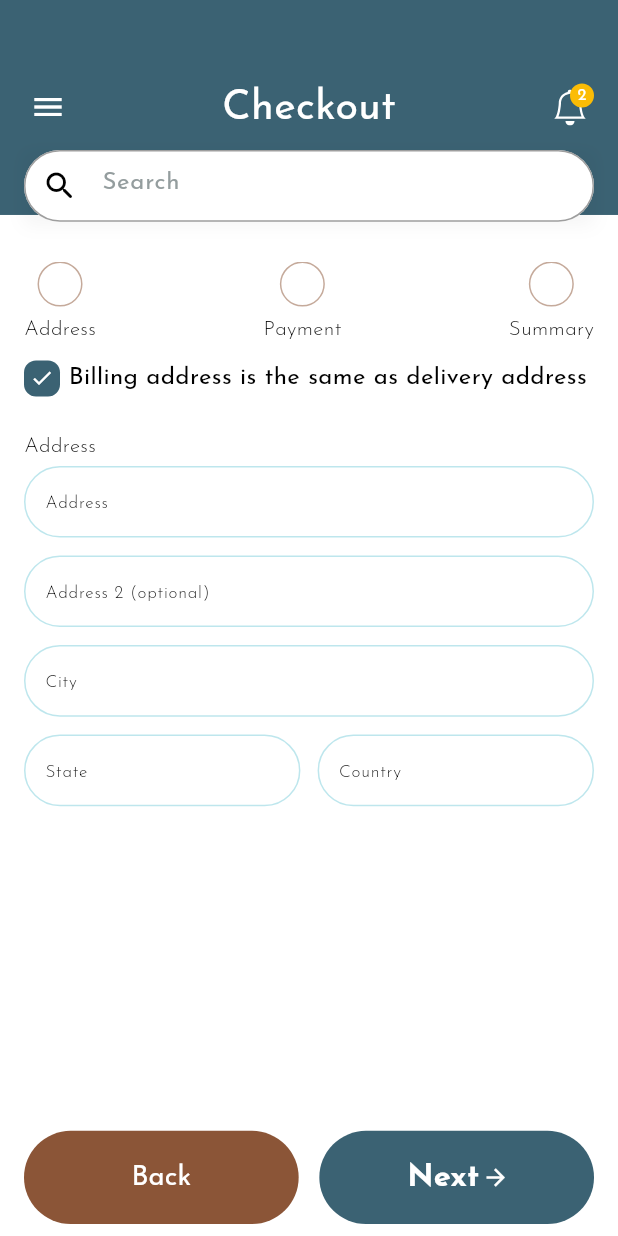
After one commit to ahmed3777/Costly, a Flutter app: the CheckoutView screen opened by its route, after a tap on "Back", on a phone screen of 412 x 824 dp. The commit adds this screen. Run offline on Flutter 3.47's test engine with Material 3 defaults, Android fonts, the phone set to English and light mode, and no system bars; our stand-ins replace bloc, carousel_slider, dartz, dio, dots_indicator, firebase_auth and 13 more; missing offline and left inert: flutter_facebook_auth; accounts and stored records are empty; project files that could hold a hidden picture were left out.

Commit message:
create checkout views

```diff
--- a/lib/core/helper_functions/on_generate_route.dart
+++ b/lib/core/helper_functions/on_generate_route.dart
@@ -4,6 +4,7 @@ import 'package:costly/features/auth/presentation/views/signup_view.dart';
 import 'package:costly/features/auth/presentation/views/widgets/sign_up_form_feild.dart';
 import 'package:costly/features/cart/presentation/views/cart_view.dart';
 import 'package:costly/features/category/presentation/views/category_view.dart';
+import 'package:costly/features/checkout/presentation/views/checkout_view.dart';
 import 'package:costly/features/services/presentation/views/services_view.dart';
 import 'package:costly/features/onboarding/presentation/views/onboarding_view.dart';
 import 'package:costly/features/services/presentation/views/single_service_view.dart';
@@ -88,6 +89,10 @@ Route<dynamic> onGenerateRoute(RouteSettings settings) {
                 userType: userType,
               ));
 
+    case CheckoutView.routeName:
+      return MaterialPageRoute(builder: (context) => const CheckoutView());
+
+
     default:
       return MaterialPageRoute(builder: (context) => const Scaffold());
   }
--- a/lib/core/utils/app_colors.dart
+++ b/lib/core/utils/app_colors.dart
@@ -9,4 +9,5 @@ abstract class AppColors {
   static const Color lightgrey = Color(0xffCFCFCF);
   static const Color white = Color(0xFFFFFFFF);
   static const Color goald = Color(0xFFFBBC05);
+
 }
--- a/lib/core/utils/app_text_styles.dart
+++ b/lib/core/utils/app_text_styles.dart
@@ -87,7 +87,10 @@ abstract class TextStyles {
     fontWeight: FontWeight.w300,
     fontSize: 12.sp,
   );
-
+static TextStyle light10 = TextStyle(
+    fontWeight: FontWeight.w300,
+    fontSize: 10.sp,
+  );
   static TextStyle light14 = TextStyle(
     fontWeight: FontWeight.w300,
     fontSize: 14.sp,
--- a/lib/core/widgets/custom_button_brown.dart
+++ b/lib/core/widgets/custom_button_brown.dart
@@ -7,11 +7,13 @@ class CustomButtonBrown extends StatelessWidget {
     super.key,
     required this.onPressed,
     required this.text,
-    this.color,
+    this.color, this.borderRadius, this.mainAxisAlignment,
   });
   final VoidCallback onPressed;
   final String text;
   final Color? color;
+  final double ? borderRadius;
+  final MainAxisAlignment? mainAxisAlignment;
 
   @override
   Widget build(BuildContext context) {
@@ -22,14 +24,14 @@ class CustomButtonBrown extends StatelessWidget {
           style: TextButton.styleFrom(
             shape: RoundedRectangleBorder(
               borderRadius: BorderRadius.circular(
-                10,
+                  borderRadius ?? 10,
               ),
             ),
             backgroundColor: color ?? AppColors.brownColor,
           ),
           onPressed: onPressed,
           child: Row(
-            mainAxisAlignment: MainAxisAlignment.start,
+            mainAxisAlignment: mainAxisAlignment ?? MainAxisAlignment.start,
             crossAxisAlignment: CrossAxisAlignment.center,
             children: [
               Padding(
--- a/lib/features/cart/presentation/views/widgets/cart_view_body.dart
+++ b/lib/features/cart/presentation/views/widgets/cart_view_body.dart
@@ -1,4 +1,5 @@
 import 'package:costly/core/widgets/custom_textfield.dart';
+import 'package:costly/features/checkout/presentation/views/checkout_view.dart';
 import 'package:costly/generated/l10n.dart';
 import 'package:costly/core/utils/app_colors.dart';
 import 'package:costly/core/utils/app_text_styles.dart';
@@ -109,7 +110,9 @@ class _CartViewBodyState extends State<CartViewBody> {
         Visibility(
           visible: isCartNotEmpty,
           child: CustomButton(
-            onPressed: () {},
+            onPressed: () {
+              Navigator.pushNamed(context, CheckoutView.routeName);
+            },
             text: "Checkout",
             color: AppColors.primaryColor,
             bottomLeft: 0,
--- /dev/null
+++ b/lib/features/checkout/presentation/views/checkout_view.dart
@@ -0,0 +1,19 @@
+import 'package:costly/core/widgets/custom_drawer.dart';
+import 'package:costly/features/checkout/presentation/views/widgets/checkout_view_body.dart';
+import 'package:flutter/material.dart';
+
+class CheckoutView extends StatelessWidget {
+  const CheckoutView({super.key});
+  static const routeName = 'checkout';
+  @override
+  Widget build(BuildContext context) {
+  GlobalKey<ScaffoldState> scaffoldKey = GlobalKey<ScaffoldState>();
+
+  return SafeArea(
+        child: Scaffold(
+      key: scaffoldKey,
+      drawer: CustomDrawer(),
+      body: CheckoutViewBody(scaffoldKey: scaffoldKey),
+    ));
+  }
+}
--- /dev/null
+++ b/lib/features/checkout/presentation/views/widgets/active_step_item.dart
@@ -0,0 +1,44 @@
+import 'package:costly/core/utils/app_colors.dart';
+import 'package:costly/core/utils/app_text_styles.dart';
+import 'package:flutter/material.dart';
+import 'package:flutter_screenutil/flutter_screenutil.dart';
+
+class ActiveStepItem extends StatelessWidget {
+  const ActiveStepItem({super.key, required this.title});
+  final String title;
+  @override
+  Widget build(BuildContext context) {
+    return Column(
+      crossAxisAlignment: CrossAxisAlignment.center,
+      children: [
+        Container(
+          height: 30,
+          width: 30,
+          decoration: BoxDecoration(
+            shape: BoxShape.circle,
+            border: Border.all(
+              width: 1,
+              color: AppColors.brownColor.withOpacity(0.5),
+            ),
+            color: Colors.white,
+          ),
+          child: Padding(
+            padding: const EdgeInsets.all(1),
+            child: Container(
+              height: 20,
+              width: 20,
+              decoration: BoxDecoration(
+                shape: BoxShape.circle,
+                color: AppColors.brownColor.withOpacity(0.5),
+              ),
+
+            ),
+          ),
+        ),
+
+         SizedBox(height: 5.h),
+         Text(title,style: TextStyles.regular12,),
+    ]);
+
+  }
+}
--- /dev/null
+++ b/lib/features/checkout/presentation/views/widgets/address_section.dart
@@ -0,0 +1,66 @@
+import 'package:costly/core/utils/app_text_styles.dart';
+import 'package:costly/core/widgets/custom_check_box.dart';
+import 'package:costly/core/widgets/custom_textfield.dart';
+import 'package:costly/generated/l10n.dart';
+import 'package:flutter/material.dart';
+import 'package:flutter_screenutil/flutter_screenutil.dart';
+
+class AddressSection extends StatelessWidget {
+  const AddressSection({super.key});
+
+  @override
+  Widget build(BuildContext context) {
+    return Padding(
+      padding: const EdgeInsets.symmetric(horizontal: (16),vertical: 10),
+      child: Column(
+        crossAxisAlignment: CrossAxisAlignment.start,
+        children:[
+          SizedBox(
+            child: Row(
+              mainAxisAlignment: MainAxisAlignment.start,
+              children: [
+                CustomCheckBox(isChecked: true, onChecked: (value) {}),
+                 SizedBox(width: 5.w,),
+                Expanded(child: Text (S.of(context).BillingAddressIsTheSameAsDeliveryAddress, style:TextStyles.regular14, overflow: TextOverflow.ellipsis, maxLines: 2,)),
+              ],
+            ),
+          ),
+              SizedBox(height: 20.h,),
+              Form (child:
+                Column(
+                  crossAxisAlignment: CrossAxisAlignment.start,
+                  children: [
+                   Text(S.of(context).address, style: TextStyles.light12,),
+                   SizedBox(height: 2.h),
+                   CustomTextFormField(hintText: S.of(context).address,
+                   hintTextStyle: TextStyles.light10.copyWith(color: Colors.black)
+                    ,keyboardType: TextInputType.streetAddress,),
+                   SizedBox(height: 10.h),
+                   CustomTextFormField(hintText: S.of(context).addressLine2,
+                   hintTextStyle: TextStyles.light10.copyWith(color: Colors.black)
+                   , keyboardType: TextInputType.streetAddress,),
+                   SizedBox(height: 10.h),
+                   CustomTextFormField(hintText: S.of(context).city,
+                   hintTextStyle: TextStyles.light10.copyWith(color: Colors.black),
+                   keyboardType: TextInputType.streetAddress,),
+                   SizedBox(height: 10.h),
+                   Row(
+                    children: [
+                      Expanded(child: CustomTextFormField(hintText: S.of(context).state,
+                       hintTextStyle: TextStyles.light10.copyWith(color: Colors.black),
+                       keyboardType: TextInputType.streetAddress,)),
+                      SizedBox(width: 10.w,),
+                      Expanded(child: CustomTextFormField(hintText: S.of(context).country,
+                      hintTextStyle: TextStyles.light10.copyWith(color: Colors.black),
+                      keyboardType: TextInputType.streetAddress,)),
+                    ],
+                   ),
+
+              ]),
+
+              )
+        ],
+      ),
+    );
+  }
+}
--- /dev/null
+++ b/lib/features/checkout/presentation/views/widgets/checkout_steps.dart
@@ -0,0 +1,32 @@
+import 'package:costly/features/checkout/presentation/views/widgets/step_item.dart';
+import 'package:flutter/material.dart';
+
+class CheckoutSteps extends StatelessWidget {
+  const CheckoutSteps({super.key});
+
+  @override
+  Widget build(BuildContext context) {
+    return Padding(
+      padding: const EdgeInsets.symmetric(horizontal: 16),
+      child: Row(
+        mainAxisAlignment: MainAxisAlignment.spaceBetween,
+        children: List.generate(getSteps().length,
+        (index) {
+          return StepItem(
+            text: getSteps()[index],
+            index: index,
+             isActive:false);
+        },
+        ),
+
+      ),
+    );
+  }
+}
+List<String> getSteps() {
+  return [
+  "Address",
+  "Payment",
+  "Summary",
+  ];
+}
--- /dev/null
+++ b/lib/features/checkout/presentation/views/widgets/checkout_steps_pageview.dart
@@ -0,0 +1,30 @@
+import 'package:costly/features/checkout/presentation/views/widgets/address_section.dart';
+import 'package:flutter/material.dart';
+
+class CheckoutStepsPageView extends StatelessWidget {
+  const CheckoutStepsPageView({
+    super.key,
+    required this.pageController,
+  });
+
+  final PageController pageController;
+
+  @override
+  Widget build(BuildContext context) {
+    return PageView.builder(
+     physics: const NeverScrollableScrollPhysics(),
+     controller: pageController,
+     itemBuilder: (context, index) {
+       return getPages()[index];
+     },
+     itemCount: getPages().length,);
+  }
+}
+
+List<Widget> getPages() {
+  return [
+    AddressSection(),
+    const Placeholder(),
+    const Placeholder(),
+  ];
+}
--- /dev/null
+++ b/lib/features/checkout/presentation/views/widgets/checkout_view_body.dart
@@ -0,0 +1,61 @@
+import 'package:costly/core/utils/app_colors.dart';
+import 'package:costly/core/widgets/custom_button.dart';
+import 'package:costly/core/widgets/custom_button_brown.dart';
+import 'package:costly/core/widgets/custom_home_app_bar.dart';
+import 'package:costly/features/checkout/presentation/views/widgets/checkout_steps_pageview.dart';
+import 'package:costly/generated/l10n.dart';
+import 'package:flutter/material.dart';
+import 'package:flutter_screenutil/flutter_screenutil.dart';
+import 'checkout_steps.dart';
+
+class CheckoutViewBody extends StatefulWidget {
+  const CheckoutViewBody({super.key, required this.scaffoldKey});
+  final GlobalKey<ScaffoldState> scaffoldKey;
+  @override
+  State<CheckoutViewBody> createState() => _CheckoutViewBodyState();
+}
+
+class _CheckoutViewBodyState extends State<CheckoutViewBody> {
+  late PageController pageController ;
+  @override
+  void initState() {
+    super.initState();
+    pageController = PageController();
+  }
+  @override
+  void dispose() {
+    pageController.dispose();
+    super.dispose();
+  }
+  @override
+  Widget build(BuildContext context) {
+    return  Column(
+      children: [
+        CustomHomeAppBar(
+          scaffoldKey: widget.scaffoldKey,
+          centerText: S.of(context).checkout,
+        ),
+        SizedBox(height: 6.h),
+       CheckoutSteps(),
+       Expanded(child: CheckoutStepsPageView(pageController: pageController)
+        ),
+        Padding(
+          padding: const EdgeInsets.symmetric(horizontal: 16,vertical: 8),
+          child: Row(
+            mainAxisAlignment: MainAxisAlignment.spaceBetween,
+            children: [
+              SizedBox(width:160.w , height: 52.h,child: CustomButtonBrown(onPressed: (){},
+                mainAxisAlignment: MainAxisAlignment.center,
+              text: "Back",
+                borderRadius: 50,
+              )),
+              SizedBox(width:160.w , height: 52.h,child: CustomButton(onPressed: (){},
+              color: AppColors.primaryColor
+              , text: "Next")),
+            ],
+          ),
+        )
+      ],
+    );
+  }
+}
--- /dev/null
+++ b/lib/features/checkout/presentation/views/widgets/inactive_step_item.dart
@@ -0,0 +1,31 @@
+import 'package:costly/core/utils/app_colors.dart';
+import 'package:costly/core/utils/app_text_styles.dart';
+import 'package:flutter/material.dart';
+import 'package:flutter_screenutil/flutter_screenutil.dart';
+
+class InactiveStepItem extends StatelessWidget {
+  const InactiveStepItem({super.key, required this.title});
+final String title;
+  @override
+  Widget build(BuildContext context) {
+   return Column(
+    crossAxisAlignment: CrossAxisAlignment.center,
+      children: [
+        Container(
+          height: 30,
+          width: 30,
+          decoration: BoxDecoration(
+            shape: BoxShape.circle,
+            border: Border.all(
+              width: 1,
+              color: AppColors.brownColor.withOpacity(0.5),
+            ),
+            color: Colors.white,
+          ),
+        ),
+         SizedBox(height: 5.h),
+         Text(title,style: TextStyles.light12,),
+    ]);
+
+  }
+}
--- /dev/null
+++ b/lib/features/checkout/presentation/views/widgets/step_item.dart
@@ -0,0 +1,20 @@
+import 'package:costly/features/checkout/presentation/views/widgets/active_step_item.dart';
+import 'package:flutter/material.dart';
+
+import 'inactive_step_item.dart';
+
+class StepItem extends StatelessWidget {
+  const StepItem({super.key, required this.text, required this.index,required this.isActive});
+  final String text ;
+  final int  index;
+  final bool isActive ;
+  @override
+  Widget build(BuildContext context) {
+    return AnimatedCrossFade(
+      duration: const Duration(milliseconds: 300),
+      crossFadeState: isActive ? CrossFadeState.showFirst : CrossFadeState.showSecond,
+      firstChild: ActiveStepItem(title: text,),
+      secondChild: InactiveStepItem(title: text,),
+    );
+  }
+}
--- a/lib/l10n/intl_ar.arb
+++ b/lib/l10n/intl_ar.arb
@@ -69,5 +69,12 @@
     "specification": "المواصفات",
     "youCanAlsoLikeThis": "يمكنك أيضاّ أن تعجب بهذا؟",
     "seeAll": "المزيد",
-    "enterVoucherCode": "ادخل كود الخصم"
+    "enterVoucherCode": "ادخل كود الخصم",
+    "BillingAddressIsTheSameAsDeliveryAddress": "عنوان الفاتورة هو نفس عنوان التوصيل",
+    "city": "المدينة",
+    "street": "الشارع",
+    "country": "الدولة",
+    "zipCode": "الرمز البريدي",
+    "addressLine2" : "العنوان  2 (اختياري)"
+
 }
--- a/lib/l10n/intl_en.arb
+++ b/lib/l10n/intl_en.arb
@@ -71,7 +71,13 @@
     "specification": "Specification",
     "youCanAlsoLikeThis": "You can also like this",
     "seeAll": "See All",
-    "enterVoucherCode": "Enter Voucher Code"
+    "enterVoucherCode": "Enter Voucher Code",
+    "BillingAddressIsTheSameAsDeliveryAddress": "Billing address is the same as delivery address",
+    "city": "City",
+    "country": "Country",
+    "state": "State",
+    "zipCode": "Zip Code",
+    "addressLine2": "Address 2 (optional)"
 
 
 
```
Also changed, not shown: lib/core/widgets/custom_check_box.dart (line endings or trailing spaces), lib/generated/intl/messages_ar.dart, lib/generated/intl/messages_en.dart, lib/generated/l10n.dart.
